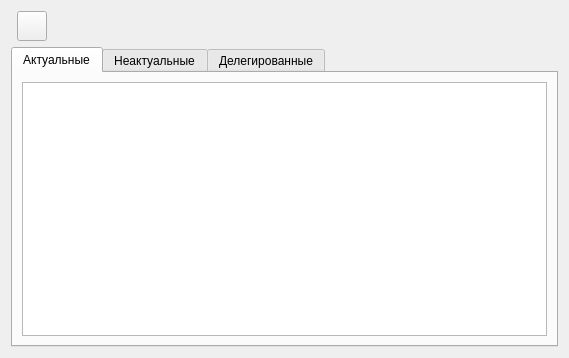
First picture: the form in RemindersDialog.ui, repository okostynchuk/Outcall, before the edit.
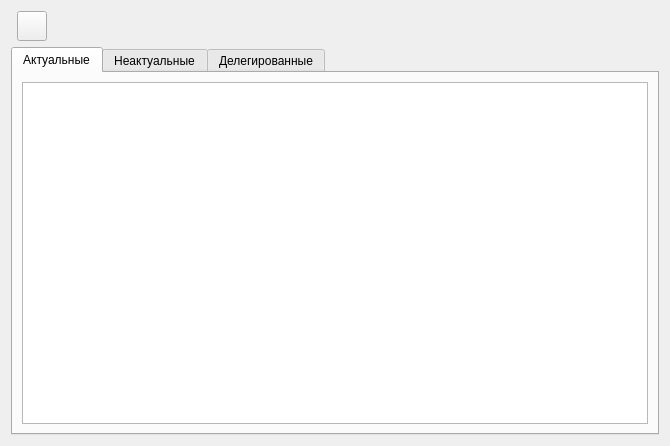
Second picture: the form after the edit. Icons and pictures are not drawn.

Patch:
```diff
--- a/RemindersDialog.ui
+++ b/RemindersDialog.ui
@@ -6,8 +6,8 @@
    <rect>
     <x>0</x>
     <y>0</y>
-    <width>569</width>
-    <height>358</height>
+    <width>670</width>
+    <height>446</height>
    </rect>
   </property>
   <property name="minimumSize">
```
Left out of the diff: 6 changed lines with no effect on the pictures.
